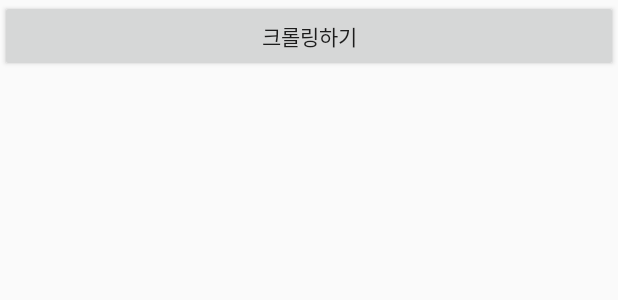
After one commit to Hyesung82/dal-dal, an Android app: the layout fragment_myinfo.xml on its own in the app's theme, with its tools: preview values and no code run, on a phone screen of 412 x 824 dp. The commit adds this screen. Shown: the top 300 px of the screen. Run offline under Robolectric (Android 15) with nearby library versions, the phone set to English and light mode, and no system bars.

Commit message:
add MyinfoFragment

```diff
--- /dev/null
+++ b/DalyeoDalyeok/app/src/main/res/layout/fragment_myinfo.xml
@@ -0,0 +1,32 @@
+<?xml version="1.0" encoding="utf-8"?>
+<LinearLayout xmlns:android="http://schemas.android.com/apk/res/android"
+    xmlns:tools="http://schemas.android.com/tools"
+    android:layout_width="match_parent"
+    android:layout_height="match_parent"
+    android:orientation="vertical"
+    tools:context=".ui.MyinfoFragment">
+
+    <Button
+        android:id="@+id/btnReload"
+        android:layout_width="match_parent"
+        android:layout_height="wrap_content"
+        android:text="크롤링하기" />
+
+    <TextView
+        android:id="@+id/tvMyPage"
+        android:layout_width="wrap_content"
+        android:layout_height="wrap_content"
+        android:text="" />
+
+    <TextView
+        android:id="@+id/tvCrawling"
+        android:layout_width="wrap_content"
+        android:layout_height="wrap_content"
+        android:text="" />
+
+    <TextView
+        android:id="@+id/tvMyinfo"
+        android:layout_width="match_parent"
+        android:layout_height="wrap_content"
+        android:text="" />
+</LinearLayout>
--- a/DalyeoDalyeok/app/src/main/res/menu/activity_main_drawer.xml
+++ b/DalyeoDalyeok/app/src/main/res/menu/activity_main_drawer.xml
@@ -9,9 +9,9 @@
             android:icon="@drawable/calendar"
             android:title="@string/menu_home" />
         <item
-            android:id="@+id/nav_lms"
+            android:id="@+id/nav_myinfo"
             android:icon="@drawable/lms_logo"
-            android:title="LMS 계정 연동" />
+            android:title="LMS 계정 정보" />
     </group>
 
     <item android:title="Settings">
```
Also changed, not shown: DalyeoDalyeok/app/src/main/java/com/example/dalyeodalyeok/MainActivity.java (+17 -8 lines), DalyeoDalyeok/app/src/main/java/com/example/dalyeodalyeok/ui/LMSFragment.java (+20 -7 lines), DalyeoDalyeok/app/src/main/java/com/example/dalyeodalyeok/ui/MyinfoFragment.java (added, +48 -0 lines), DalyeoDalyeok/app/src/main/res/navigation/mobile_navigation.xml (+7 -1 lines).
